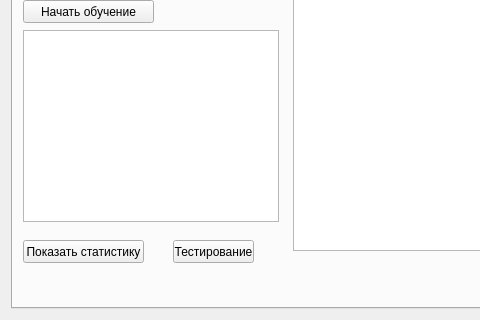
Qt form ui/ui/nn_creator.ui (Ivanestver/NomogrammsCalculator) before a commit; both pictures show x 0 to 480 and y 287 to 607 of the 956 by 607 pixel window.
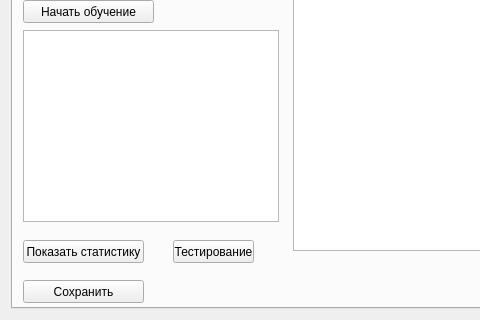
The same form after that commit.

```diff
--- a/ui/ui/nn_creator.ui
+++ b/ui/ui/nn_creator.ui
@@ -347,6 +347,19 @@
         </rect>
        </property>
       </widget>
+      <widget class="QPushButton" name="saveNNBtn">
+       <property name="geometry">
+        <rect>
+         <x>10</x>
+         <y>530</y>
+         <width>121</width>
+         <height>23</height>
+        </rect>
+       </property>
+       <property name="text">
+        <string>Сохранить</string>
+       </property>
+      </widget>
      </widget>
     </widget>
    </item>
```
